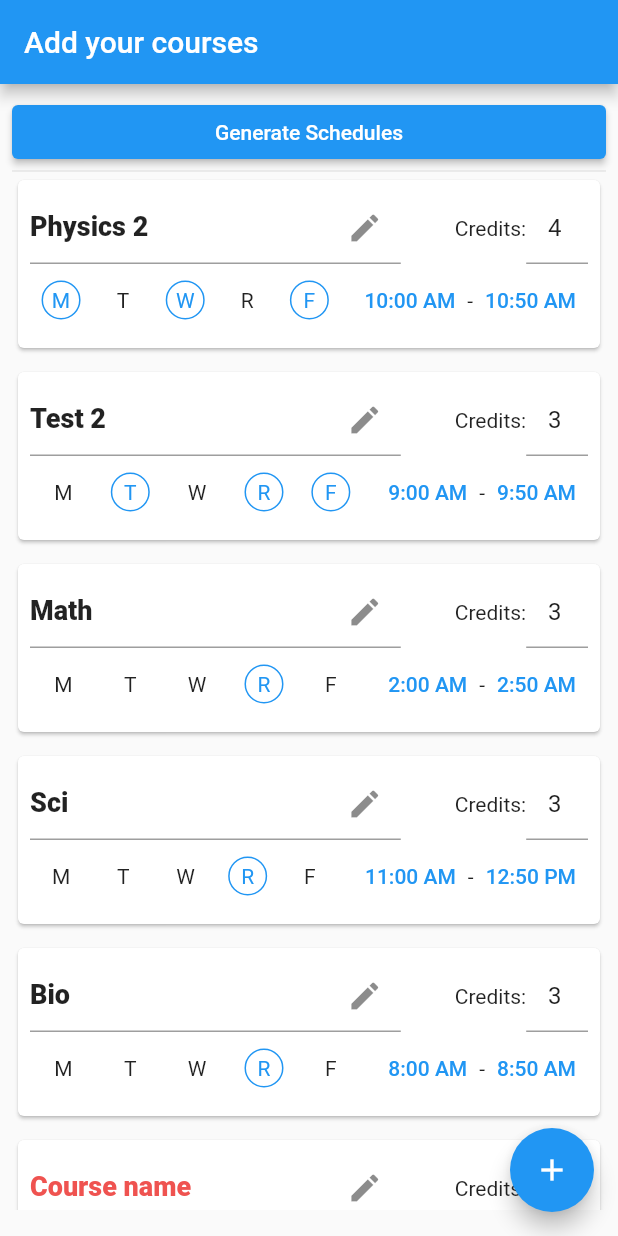
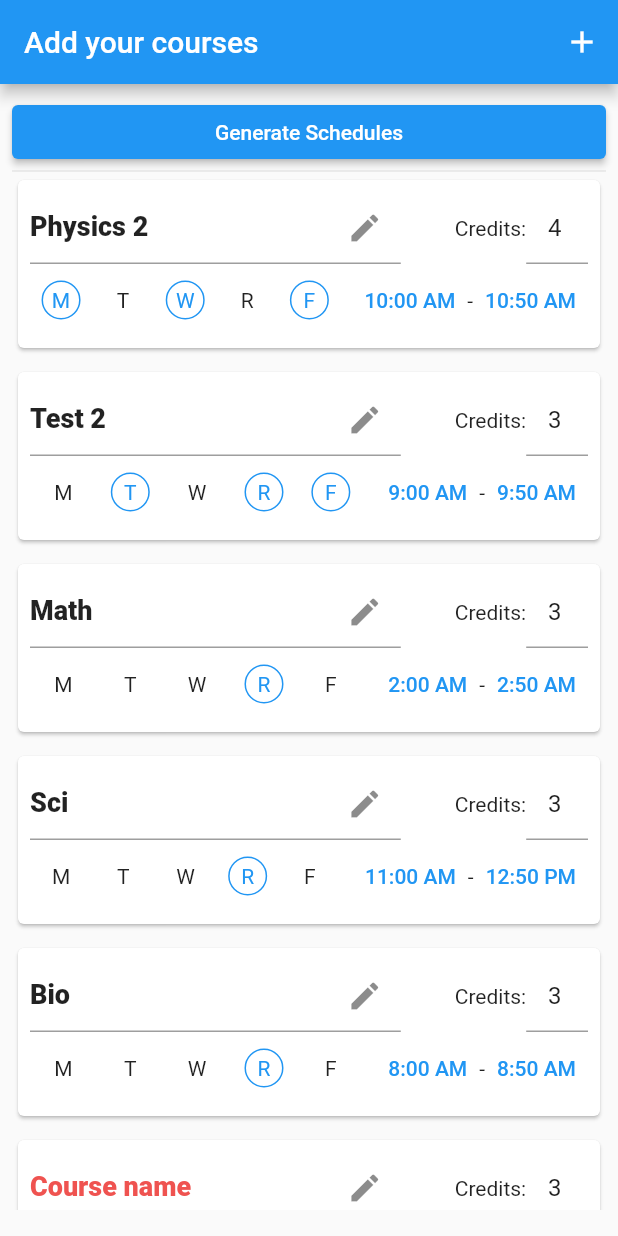
Before and after one commit to Arcey-bot/schedyoule, a Flutter app: the screen it shows after launch, after a tap on the "add" icon, on a phone screen of 412 x 824 dp. Run offline on Flutter 3.47's test engine with Material 2 defaults, Android fonts, the phone set to English and light mode, and no system bars; our stand-ins replace flutter_riverpod, simple_animations; missing offline and left inert: day_night_time_picker.

Commit message:
Replace FAB with action button

```diff
--- a/lib/views/course_list_view.dart
+++ b/lib/views/course_list_view.dart
@@ -18,18 +18,7 @@ class CourseListView extends ConsumerWidget {
     return Scaffold(
       appBar: AppBar(
         title: const Text(courseListViewAppBarTitle),
-      ),
-      floatingActionButton: FloatingActionButton(
-        onPressed: () async {
-          await ref.read(courseScheduleProvider.notifier).createDefaultCourse();
-
-          // If generation was disabled, enable it since a valid course exists
-          if (ref.read(generateStateProvider) == GenerateButtonState.disabled) {
-            ref.read(generateStateProvider.notifier).state =
-                GenerateButtonState.ready;
-          }
-        },
-        child: const Icon(Icons.add),
+        actions: [buildAddCourseButton(ref)],
       ),
       body: Padding(
         padding: const EdgeInsets.all(8.0),
@@ -41,6 +30,21 @@ class CourseListView extends ConsumerWidget {
           ],
         ),
       ),
+    );
+  }
+
+  IconButton buildAddCourseButton(WidgetRef ref) {
+    return IconButton(
+      onPressed: () async {
+        await ref.read(courseScheduleProvider.notifier).createDefaultCourse();
+
+        // If generation was disabled, enable it since a valid course exists
+        if (ref.read(generateStateProvider) == GenerateButtonState.disabled) {
+          ref.read(generateStateProvider.notifier).state =
+              GenerateButtonState.ready;
+        }
+      },
+      icon: const Icon(Icons.add),
     );
   }
 
```
